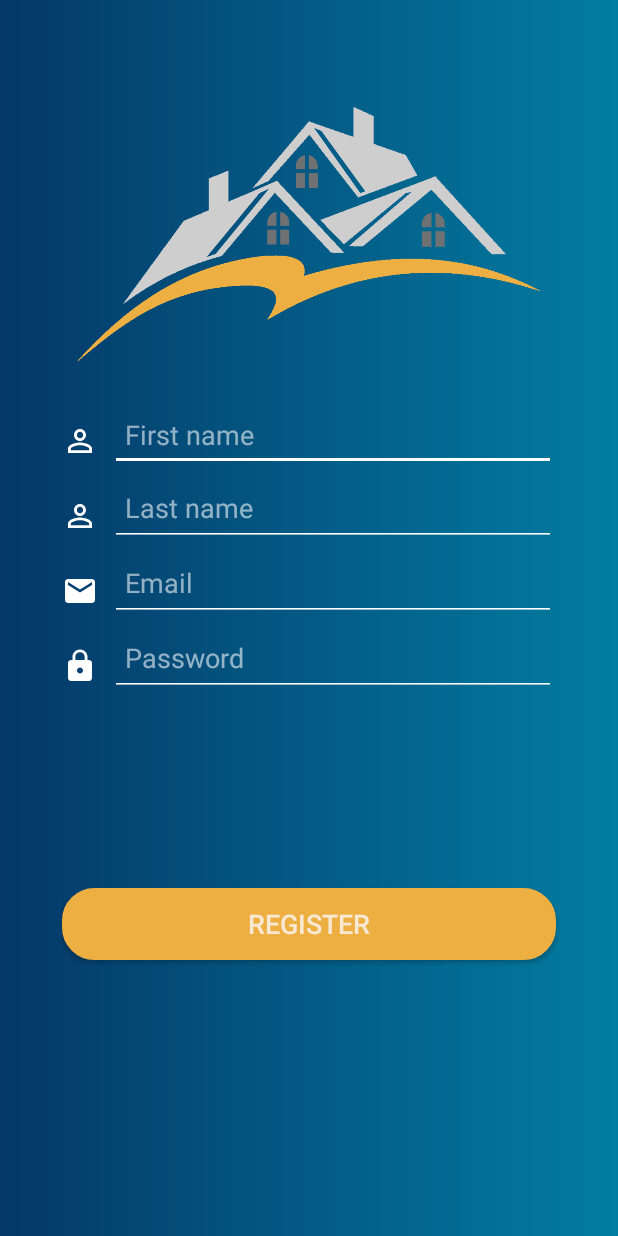
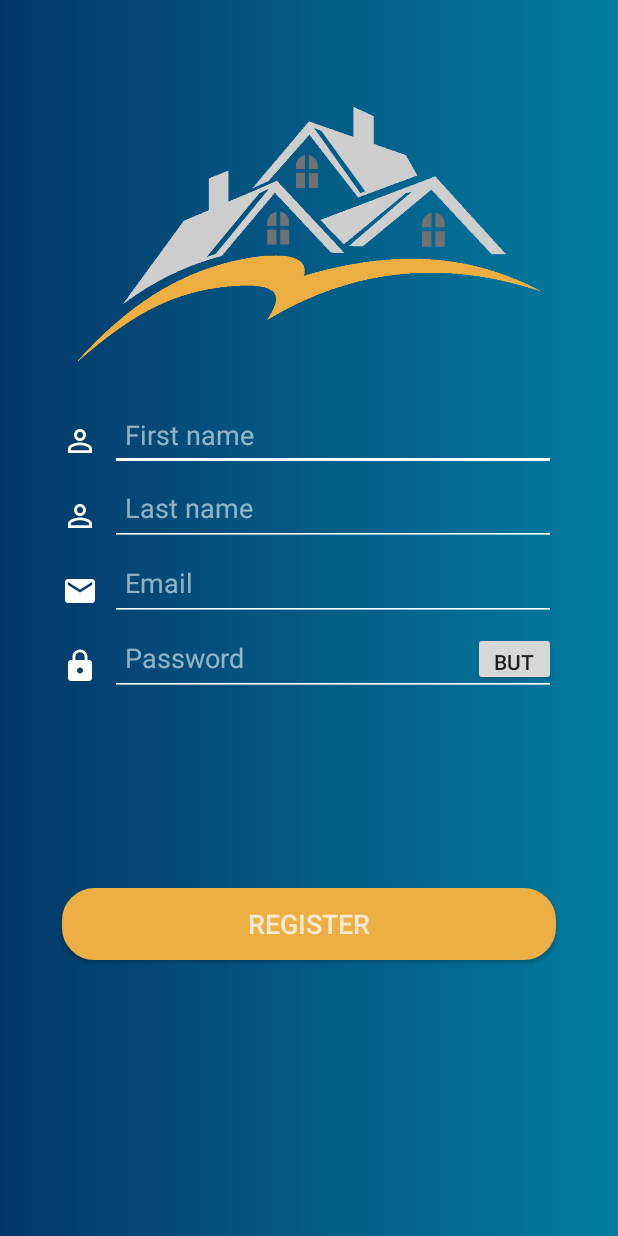
Before and after one commit to dukotron/HMS-CM-Division, an Android app: the RegisterActivity screen opened directly, with no data from a screen before it, on a phone screen of 412 x 824 dp. Run offline under Robolectric (Android 15) with nearby library versions, the phone set to English and light mode, and no system bars.

Commit message:
started working on show/hide password

```diff
--- a/TestDesign/app/src/main/java/com/example/testdesign10/RegisterActivity.java
+++ b/TestDesign/app/src/main/java/com/example/testdesign10/RegisterActivity.java
@@ -2,6 +2,7 @@ package com.example.testdesign10;
 
 import android.os.Bundle;
 import android.support.v7.app.AppCompatActivity;
+import android.text.InputType;
 import android.text.TextUtils;
 import android.util.Patterns;
 import android.view.View;
@@ -43,6 +44,15 @@ public class RegisterActivity extends AppCompatActivity {
                 }
             }
         });
+
+        findViewById(R.id.button).setOnClickListener(new View.OnClickListener() {
+            @Override
+            public void onClick(View v) {
+                password.setInputType(InputType.TYPE_CLASS_TEXT);
+                //Toast.makeText(RegisterActivity.this, "trtyrtyt5454rytryryrtyry4y5t", Toast.LENGTH_SHORT).show();
+            }
+        });
+
     }
 
     public boolean isValidPassword(final String password) {
@@ -82,4 +92,5 @@ public class RegisterActivity extends AppCompatActivity {
             email.setError("Enter valid email!");
         }
     }
+
 }
--- a/TestDesign/app/src/main/res/layout/activity_register.xml
+++ b/TestDesign/app/src/main/res/layout/activity_register.xml
@@ -165,4 +165,13 @@
         android:orientation="vertical"
         app:layout_constraintGuide_percent="0.1" />
 
+    <Button
+        android:id="@+id/button"
+        android:layout_width="55dp"
+        android:layout_height="36dp"
+        android:text="Button"
+        app:layout_constraintBottom_toBottomOf="@+id/Password"
+        app:layout_constraintEnd_toEndOf="@+id/Password"
+        app:layout_constraintTop_toTopOf="@+id/Password" />
+
 </android.support.constraint.ConstraintLayout>
```
Also changed, not shown: TestDesign/app/src/main/res/drawable/baseline_visibility_black_18dp.png (added), TestDesign/app/src/main/res/drawable/baseline_visibility_off_black_18dp.png (added).
